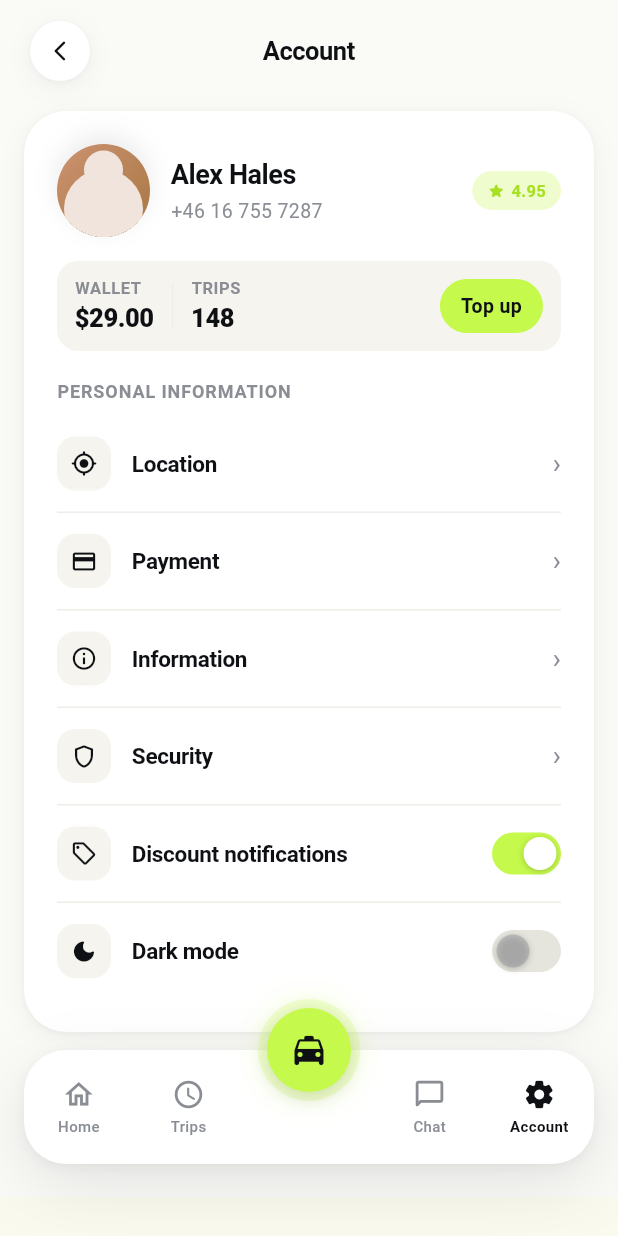
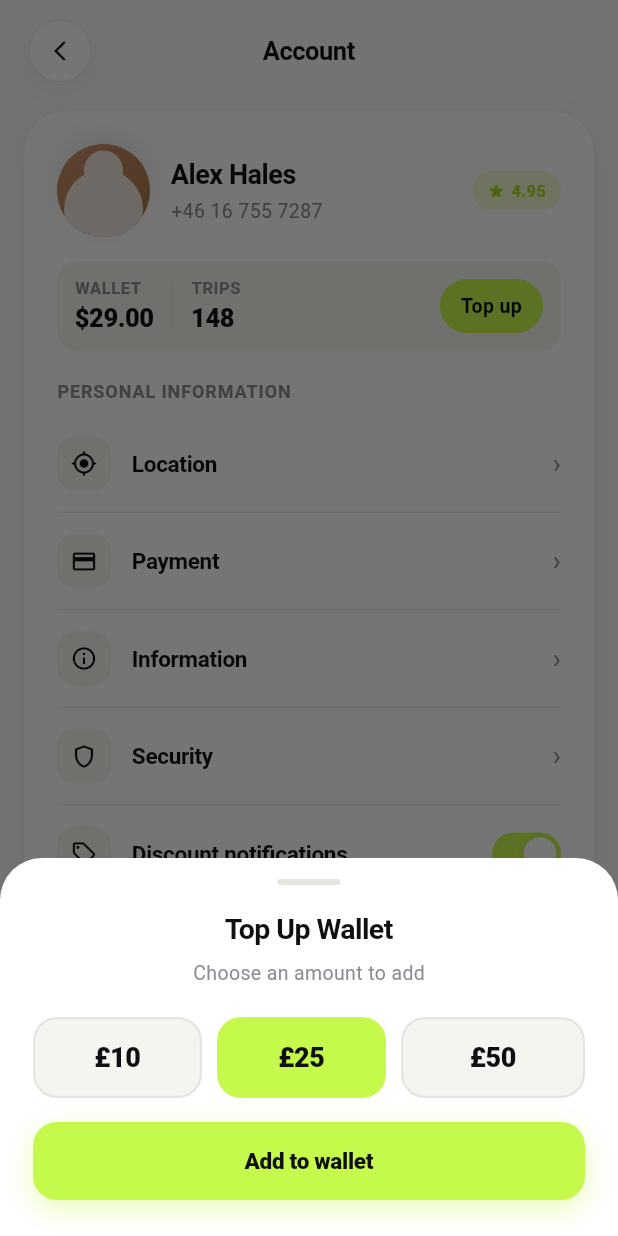
Before and after one commit to litcode-dev/ride_glide_app, a Flutter app: the _AccountView widget shown alone on an empty page, opened directly, after a tap on "Top up", on a phone screen of 412 x 824 dp. Run offline on Flutter 3.47's test engine with Material 3 defaults, Android fonts, the phone set to English and light mode, and no system bars; our stand-ins replace flutter_bloc, fpdart, get_it.

Commit message:
feat: wire TopUpSheet and TapScale into Home and Account pages
Co-Authored-By: Claude Sonnet 4.6 <noreply@anthropic.com>

```diff
--- a/lib/presentation/pages/account_page.dart
+++ b/lib/presentation/pages/account_page.dart
@@ -1,10 +1,13 @@
 import 'package:flutter/material.dart';
+import 'package:flutter/services.dart';
 import 'package:flutter_bloc/flutter_bloc.dart';
 import '../../injection_container.dart' as di;
 import '../cubits/account_cubit.dart';
 import '../cubits/app_cubit.dart';
 import '../theme/glide_tokens.dart';
 import '../widgets/common_widgets.dart';
+import '../widgets/tap_scale.dart';
+import '../widgets/top_up_sheet.dart';
 
 class AccountPage extends StatelessWidget {
   const AccountPage({super.key});
@@ -193,8 +196,8 @@ class _AccountView extends StatelessWidget {
                                 ],
                               ),
                               const Spacer(),
-                              GestureDetector(
-                                onTap: () {},
+                              TapScale(
+                                onTap: () => showTopUpSheet(context, t),
                                 child: Container(
                                   height: 36,
                                   padding: const EdgeInsets.symmetric(horizontal: 14),
@@ -206,9 +209,7 @@ class _AccountView extends StatelessWidget {
                                   child: Text(
                                     'Top up',
                                     style: TextStyle(
-                                      fontSize: 13,
-                                      fontWeight: FontWeight.w700,
-                                      color: t.accentInk,
+                                      fontSize: 13, fontWeight: FontWeight.w700, color: t.accentInk,
                                     ),
                                   ),
                                 ),
@@ -318,6 +319,10 @@ class _AccountView extends StatelessWidget {
               active: 'settings',
               tokens: t,
               onHome: () => appCubit.goTo(AppScreen.home),
+              onSettings: () {},
+              onTrips: () => appCubit.goTo(AppScreen.trips),
+              onChat: () => appCubit.goTo(AppScreen.chatInbox),
+              isRideActive: appState.isRideActive,
             ),
           ),
         ],
@@ -342,7 +347,9 @@ class _SettingsRow extends StatelessWidget {
   @override
   Widget build(BuildContext context) {
     final t = tokens;
-    return Container(
+    return TapScale(
+      onTap: () => HapticFeedback.selectionClick(),
+      child: Container(
         padding: const EdgeInsets.symmetric(vertical: 14),
         decoration: BoxDecoration(
           border: showDivider ? Border(top: BorderSide(color: t.hair)) : null,
@@ -350,8 +357,7 @@ class _SettingsRow extends StatelessWidget {
         child: Row(
           children: [
             Container(
-            width: 36,
-            height: 36,
+              width: 36, height: 36,
               decoration: BoxDecoration(color: t.subtle, borderRadius: BorderRadius.circular(12)),
               child: Icon(icon, color: t.ink, size: 18),
             ),
@@ -360,15 +366,14 @@ class _SettingsRow extends StatelessWidget {
               child: Text(
                 label,
                 style: TextStyle(
-                fontSize: 15,
-                fontWeight: FontWeight.w600,
-                color: t.ink,
-                letterSpacing: -0.2,
+                  fontSize: 15, fontWeight: FontWeight.w600,
+                  color: t.ink, letterSpacing: -0.2,
                 ),
               ),
             ),
             Text('›', style: TextStyle(fontSize: 18, color: t.muted)),
           ],
+        ),
       ),
     );
   }
--- a/lib/presentation/pages/home_page.dart
+++ b/lib/presentation/pages/home_page.dart
@@ -4,6 +4,8 @@ import '../cubits/app_cubit.dart';
 import '../theme/glide_tokens.dart';
 import '../widgets/common_widgets.dart';
 import '../widgets/map_background.dart';
+import '../widgets/tap_scale.dart';
+import '../widgets/top_up_sheet.dart';
 
 class HomePage extends StatelessWidget {
   const HomePage({super.key});
@@ -73,11 +75,17 @@ class HomePage extends StatelessWidget {
                         const SizedBox(width: 6),
                         Text('balance', style: TextStyle(fontSize: 13, color: t.muted)),
                         const Spacer(),
-                        Container(
-                          width: 32,
-                          height: 32,
-                          decoration: BoxDecoration(shape: BoxShape.circle, color: t.accent),
-                          child: const Icon(Icons.add_rounded, color: kAccentInk, size: 16),
+                        TapScale(
+                          onTap: () => showTopUpSheet(context, t),
+                          child: Container(
+                            width: 32,
+                            height: 32,
+                            decoration: BoxDecoration(
+                              shape: BoxShape.circle,
+                              color: t.accent,
+                            ),
+                            child: const Icon(Icons.add_rounded, color: kAccentInk, size: 16),
+                          ),
                         ),
                       ],
                     ),
@@ -247,6 +255,9 @@ class HomePage extends StatelessWidget {
               tokens: t,
               onHome: () {},
               onSettings: () => appCubit.goTo(AppScreen.account),
+              onTrips: () => appCubit.goTo(AppScreen.trips),
+              onChat: () => appCubit.goTo(AppScreen.chatInbox),
+              isRideActive: state.isRideActive,
             ),
           ),
         ],
```
Lines whose indentation alone changed are shown as unchanged.
